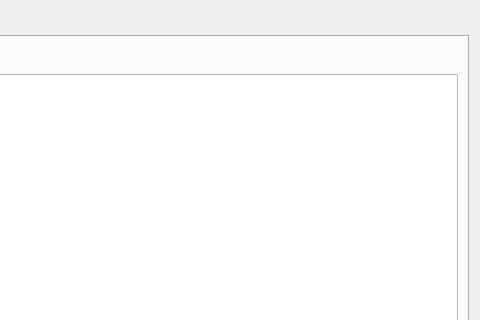
Qt form gui/text/alter/alterdialog.ui (matoom/frostbite) before a commit; both pictures show x 428 to 908 and y 0 to 320 of the 908 by 584 pixel window.
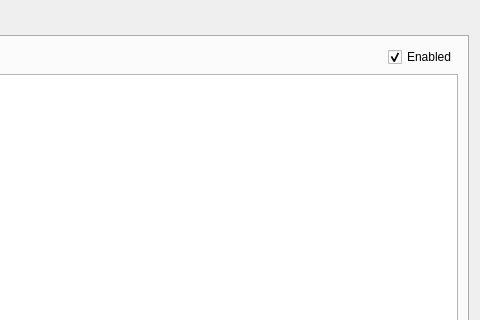
The same form after that commit. The open tabs and pages were chosen to show the change. Icons and pictures are not drawn.

Commit message: fixed ignore settings not taking effect after being applied

What changed in the file:
```diff
--- a/gui/text/alter/alterdialog.ui
+++ b/gui/text/alter/alterdialog.ui
@@ -110,6 +110,16 @@
              </property>
             </spacer>
            </item>
+           <item>
+            <widget class="QCheckBox" name="ignoreEnabled">
+             <property name="text">
+              <string>Enabled</string>
+             </property>
+             <property name="checked">
+              <bool>true</bool>
+             </property>
+            </widget>
+           </item>
           </layout>
          </item>
          <item>
```
Left out of the diff: 2 changed lines with no effect on the pictures. The commit also changes 15 other files.
